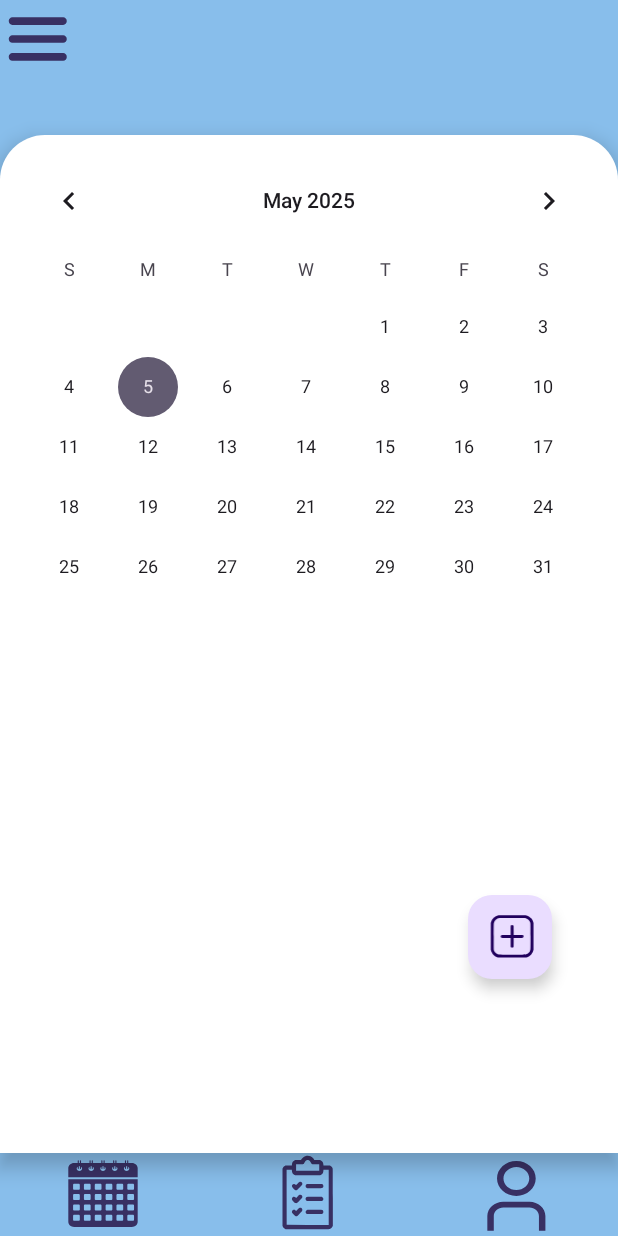
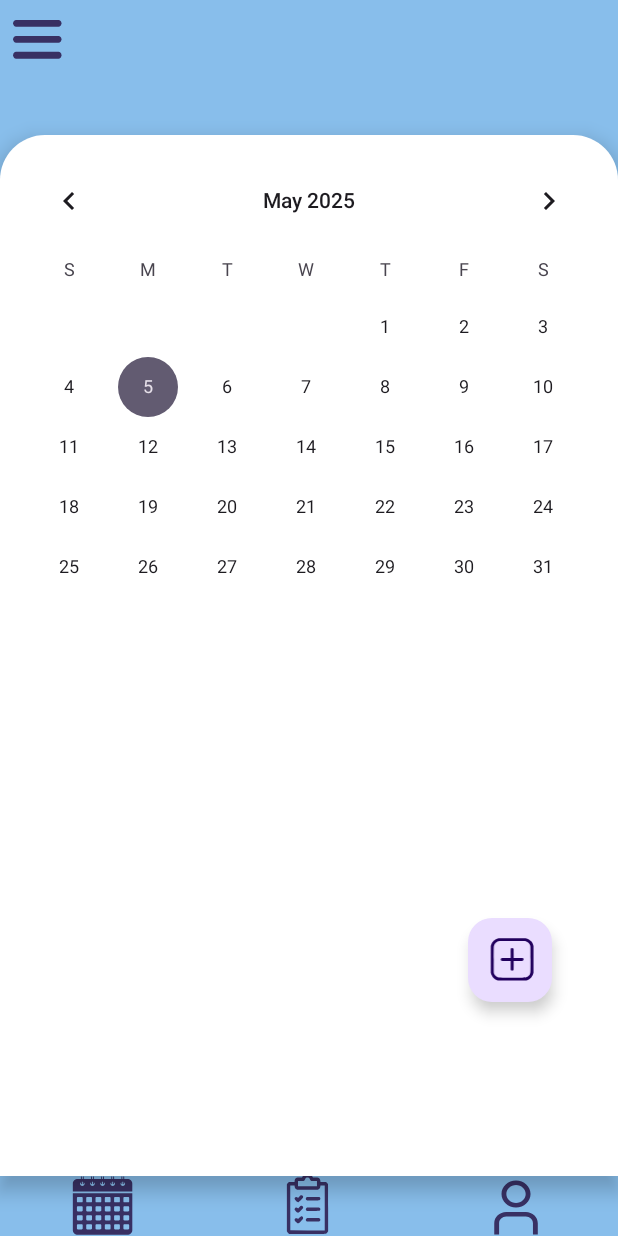
Before and after one commit to Hensin20/course_2025, an Android app: the activity_main_1 screen opened directly, with no data from a screen before it, on a phone screen of 412 x 824 dp. Run offline under Robolectric (Android 15) with nearby library versions, the phone set to English and light mode, and no system bars; libraries missing offline, so code that uses them is left out: com.github.mikephil.charting.

```diff
--- a/app/build.gradle.kts
+++ b/app/build.gradle.kts
@@ -50,4 +50,5 @@ dependencies {
     implementation("com.google.firebase:firebase-database:20.3.0")
 
     implementation("com.google.android.material:material:1.12.0")
+    implementation("com.squareup.okhttp3:okhttp:4.9.3")
 }
--- a/app/src/main/AndroidManifest.xml
+++ b/app/src/main/AndroidManifest.xml
@@ -4,6 +4,7 @@
 
     <uses-permission android:name="android.permission.ACTIVITY_RECOGNITION"/>
     <uses-permission android:name="android.permission.SENSOR_ACCELROMETER" />
+    <uses-permission android:name="android.permission.INTERNET"/>
 
 
     <application
@@ -15,6 +16,7 @@
         android:roundIcon="@mipmap/ic_launcher_round"
         android:supportsRtl="true"
         android:theme="@style/Theme.Project1"
+        android:usesCleartextTraffic="true"
         tools:targetApi="31">
         <activity
             android:name=".activity_main_1"
--- a/app/src/main/java/com/example/project1/Fragment_profile.java
+++ b/app/src/main/java/com/example/project1/Fragment_profile.java
@@ -37,7 +37,6 @@ public class Fragment_profile extends Fragment implements SensorEventListener {
     private BarChart barChart;
     private SensorManager sensorManager = null;
     private Sensor stepSensor;
-    private int totalStep = 0;
     private int praviewsTotalStep = 0;
     private TextView textView_steps, textView_calories, textView_distance;
 
--- a/app/src/main/res/drawable/ic_additionally.xml
+++ b/app/src/main/res/drawable/ic_additionally.xml
@@ -1,6 +1,6 @@
 <vector xmlns:android="http://schemas.android.com/apk/res/android"
-    android:width="60dp"
-    android:height="90dp"
+    android:width="50dp"
+    android:height="80dp"
     android:viewportWidth="21000"
     android:viewportHeight="29700">
   <path
--- a/app/src/main/res/drawable/ic_calendar1.xml
+++ b/app/src/main/res/drawable/ic_calendar1.xml
@@ -1,6 +1,6 @@
 <vector xmlns:android="http://schemas.android.com/apk/res/android"
-    android:width="70dp"
-    android:height="95dp"
+    android:width="60dp"
+    android:height="83dp"
     android:viewportWidth="21000"
     android:viewportHeight="32000">
   <path
--- a/app/src/main/res/drawable/ic_tack.xml
+++ b/app/src/main/res/drawable/ic_tack.xml
@@ -1,6 +1,6 @@
 <vector xmlns:android="http://schemas.android.com/apk/res/android"
-    android:width="55dp"
-    android:height="80dp"
+    android:width="45dp"
+    android:height="65dp"
     android:viewportWidth="21000"
     android:viewportHeight="29500">
   <path
--- a/app/src/main/res/drawable/ic_user.xml
+++ b/app/src/main/res/drawable/ic_user.xml
@@ -1,6 +1,6 @@
 <vector xmlns:android="http://schemas.android.com/apk/res/android"
-    android:width="80dp"
-    android:height="90dp"
+    android:width="60dp"
+    android:height="70dp"
     android:viewportWidth="21000"
     android:viewportHeight="26300">
   <path
--- a/app/src/main/res/layout/activity_main1.xml
+++ b/app/src/main/res/layout/activity_main1.xml
@@ -41,7 +41,7 @@
     <LinearLayout
         android:id="@+id/linearLayout"
         android:layout_width="0dp"
-        android:layout_height="55dp"
+        android:layout_height="40dp"
         android:orientation="horizontal"
         app:layout_constraintBottom_toBottomOf="parent"
         app:layout_constraintEnd_toEndOf="parent"
@@ -50,7 +50,7 @@
         <ImageButton
             android:id="@+id/imageButton_calendar"
             android:layout_width="0dp"
-            android:layout_height="match_parent"
+            android:layout_height="wrap_content"
             android:layout_weight="1"
             android:background="@color/Blue"
             android:contentDescription="@string/imeg_button_shedule"
```
Also changed, not shown: app/src/main/java/com/example/project1/Activity_registration.java (+63 -10 lines), app/src/main/java/com/example/project1/MainActivity.java (+70 -59 lines).
